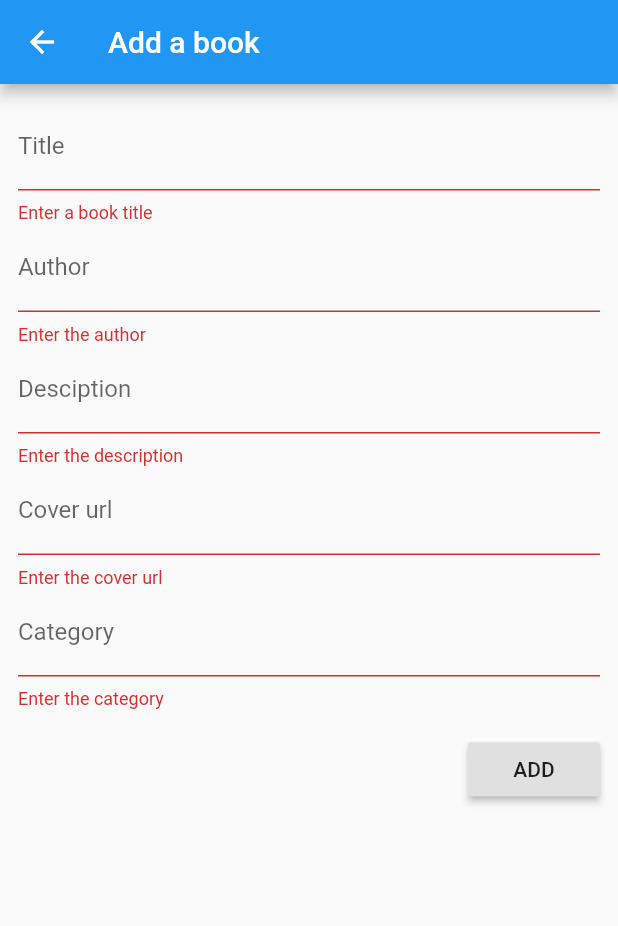
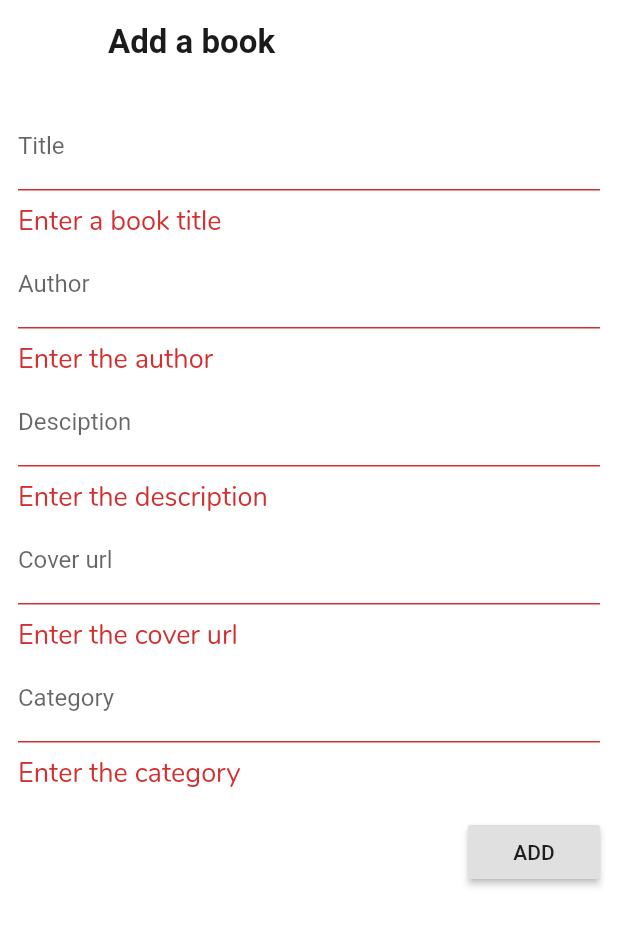
Before and after one commit to devrnt/book-library, a Flutter app: the screen it shows after launch, after a tap on the "add" icon, on a phone screen of 412 x 824 dp. Shown: the top 926 px of the screen. Run offline on Flutter 3.47's test engine with Material 2 defaults, Android fonts, the phone set to English and light mode, and no system bars; network calls fail.

Commit message:
Add book library theme

```diff
--- a/lib/main.dart
+++ b/lib/main.dart
@@ -1,7 +1,8 @@
+import 'package:flutter/material.dart';
+import 'package:provider/provider.dart';
 import 'package:book_library/src/models/notifiers/book_notifier.dart';
 import 'package:book_library/src/screens/home_screen.dart';
-import 'package:flutter/material.dart';
-import 'package:provider/provider.dart';
+import 'package:book_library/src/theme/theme.dart' as libraryTheme;
 
 void main() => runApp(BookLibrary());
 
@@ -14,6 +15,7 @@ class BookLibrary extends StatelessWidget {
       builder: (_) => bookNotifier,
       child: MaterialApp(
         title: 'Book Library',
+        theme: libraryTheme.Theme.lightTheme,
         home: HomeScreen(),
       ),
     );
--- /dev/null
+++ b/lib/src/theme/colors.dart
@@ -0,0 +1,11 @@
+import 'dart:ui';
+
+const kPrimaryColor = Color(0xFFFFFFFF);
+
+const kPrimaryLight = Color(0xFFA3E82);
+
+const kAccentColor = Color(0xFF005DFF);
+
+const kGreyColor = Color(0xFF6E6E6E);
+
+const kTextTitleColor = Color(0xFF1B1B1B);
--- /dev/null
+++ b/lib/src/theme/theme.dart
@@ -0,0 +1,51 @@
+import 'package:flutter/material.dart';
+import 'package:book_library/src/theme/colors.dart';
+
+class Theme {
+  static ThemeData get lightTheme {
+    final ThemeData base = ThemeData.light();
+    return base.copyWith(
+      textTheme: _lightTextTheme,
+      accentColor: kAccentColor,
+      primaryColor: kPrimaryColor,
+      scaffoldBackgroundColor: kPrimaryColor,
+      appBarTheme: _appBarTheme,
+    );
+  }
+
+  static TextTheme get _lightTextTheme {
+    return TextTheme(
+      title: TextStyle(
+        fontFamily: 'Nunito',
+        fontSize: 24,
+        fontWeight: FontWeight.w700,
+        color: kTextTitleColor,
+      ),
+      caption: TextStyle(
+        fontFamily: 'Nunito',
+        fontSize: 18,
+        color: kGreyColor,
+        fontWeight: FontWeight.w500,
+      ),
+      subtitle: TextStyle(
+        fontFamily: 'Nunito',
+        fontSize: 18.0,
+        color: kAccentColor,
+      ),
+    );
+  }
+
+  static AppBarTheme get _appBarTheme {
+    return AppBarTheme(
+      elevation: 0,
+      color: kPrimaryColor,
+      textTheme: _lightTextTheme.copyWith(
+        title: TextStyle(
+          fontSize: 22.0,
+          fontWeight: FontWeight.w600,
+          color: kTextTitleColor,
+        ),
+      ),
+    );
+  }
+}
```
